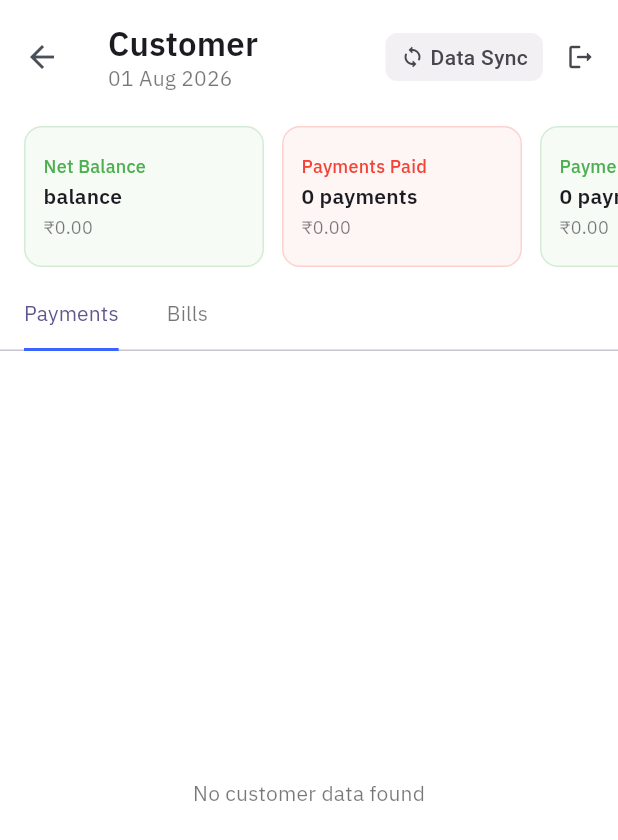
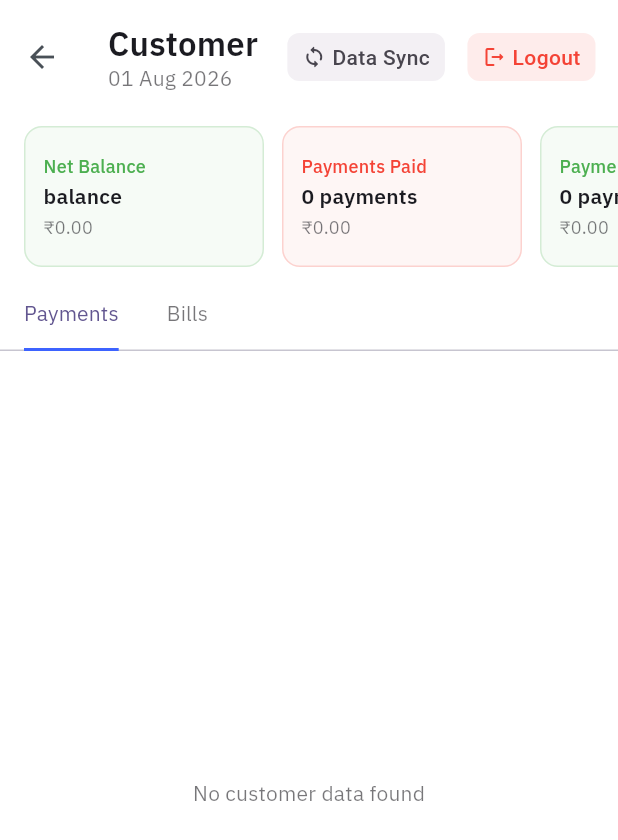
Before and after one commit to vijaykumardaha/mandyapp, a Flutter app: the _CustomerHomeScreenView screen opened directly, on a phone screen of 412 x 824 dp. Shown: the top 840 px of the screen. Run offline on Flutter 3.47's test engine with Material 3 defaults, Android fonts, the phone set to English and light mode, and no system bars; our stand-ins replace bloc, connectivity_plus, dio, equatable, flutter_bloc, flutter_contacts and 9 more; missing offline and left inert: phoenix_socket, print_bluetooth_thermal; accounts and stored records are empty; network calls fail.

Commit message:
Bug fixes for ui and customer bills

```diff
--- a/lib/models/order_model.dart
+++ b/lib/models/order_model.dart
@@ -51,17 +51,25 @@ class Order {
   }
 
   Order copyWith({
-    required int id,
+    int? id,
+    int? mandiId,
     int? customerId,
     String? orderFor,
+    int? updatedAt,
+    int? isDeleted,
+    int? syncStatus,
     List<OrderItem>? items,
   }) {
     return Order(
-      id: id,
+      id: id ?? this.id,
+      mandiId: mandiId ?? this.mandiId,
       customerId: customerId ?? this.customerId,
       orderFor: orderFor != null && orderFor.trim().toLowerCase() == 'seller'
           ? 'seller'
           : (orderFor != null ? 'buyer' : this.orderFor),
+      updatedAt: updatedAt ?? this.updatedAt,
+      isDeleted: isDeleted ?? this.isDeleted,
+      syncStatus: syncStatus ?? this.syncStatus,
       items: items ?? this.items,
     );
   }
--- a/lib/screens/customer_home_screen.dart
+++ b/lib/screens/customer_home_screen.dart
@@ -61,6 +61,10 @@ class _CustomerHomeScreenViewState extends State<_CustomerHomeScreenView>
   double _buyerBillTotal = 0;
   int _sellerBillCount = 0;
   double _sellerBillTotal = 0;
+  int _buyerDueCount = 0;
+  double _buyerDuesTotal = 0;
+  int _sellerDueCount = 0;
+  double _sellerDuesTotal = 0;
   String _userName = 'Customer';
   Customer? _customer;
 
@@ -118,15 +122,28 @@ class _CustomerHomeScreenViewState extends State<_CustomerHomeScreenView>
         _buyerBillTotal = 0;
         _sellerBillCount = 0;
         _sellerBillTotal = 0;
+        _buyerDueCount = 0;
+        _buyerDuesTotal = 0;
+        _sellerDueCount = 0;
+        _sellerDuesTotal = 0;
         for (final order in orders) {
           final financial = order.id != null ? data[order.id] : null;
           if (financial == null) continue;
+          final due = financial.grandTotal - financial.receivedAmount;
           if (order.orderFor == 'seller') {
             _sellerBillCount++;
             _sellerBillTotal += financial.grandTotal;
+            if (due > 0.01) {
+              _sellerDueCount++;
+              _sellerDuesTotal += due;
+            }
           } else {
             _buyerBillCount++;
             _buyerBillTotal += financial.grandTotal;
+            if (due > 0.01) {
+              _buyerDueCount++;
+              _buyerDuesTotal += due;
+            }
           }
         }
       });
@@ -231,10 +248,31 @@ class _CustomerHomeScreenViewState extends State<_CustomerHomeScreenView>
               onTap: () {
                 context.read<LoginBloc>().add(LogoutSubmit());
               },
-              child: Icon(
-                Icons.logout_rounded,
-                size: 20,
-                color: theme.colorScheme.onSurfaceVariant,
+              child: Container(
+                padding:
+                    const EdgeInsets.symmetric(horizontal: 10, vertical: 6),
+                decoration: BoxDecoration(
+                  color: Colors.red.withValues(alpha: 0.1),
+                  borderRadius: BorderRadius.circular(8),
+                ),
+                child: Row(
+                  mainAxisSize: MainAxisSize.min,
+                  children: [
+                    const Icon(
+                      Icons.logout_rounded,
+                      size: 16,
+                      color: Colors.red,
+                    ),
+                    const SizedBox(width: 4),
+                    Text(
+                      'Logout',
+                      style: theme.textTheme.bodySmall?.copyWith(
+                        color: Colors.red,
+                        fontWeight: FontWeight.w500,
+                      ),
+                    ),
+                  ],
+                ),
               ),
             ),
           ),
@@ -445,6 +483,26 @@ class _CustomerHomeScreenViewState extends State<_CustomerHomeScreenView>
                             color: Colors.teal,
                           ),
                         ),
+                        MySpacing.width(12),
+                        SizedBox(
+                          width: 160,
+                          child: CustomerSummaryCard(
+                            label: 'Buyer Dues',
+                            count: '$_buyerDueCount bills',
+                            amount: _currencyFormat.format(_buyerDuesTotal),
+                            color: Colors.red,
+                          ),
+                        ),
+                        MySpacing.width(12),
+                        SizedBox(
+                          width: 160,
+                          child: CustomerSummaryCard(
+                            label: 'Seller Dues',
+                            count: '$_sellerDueCount bills',
+                            amount: _currencyFormat.format(_sellerDuesTotal),
+                            color: Colors.green,
+                          ),
+                        ),
                       ],
               ),
             );
@@ -556,34 +614,38 @@ class _CustomerHomeScreenViewState extends State<_CustomerHomeScreenView>
                       child: Column(
                         crossAxisAlignment: CrossAxisAlignment.start,
                         children: [
-                          Row(
-                            children: [
-                              Expanded(
-                                child: MyText.bodyMedium(
-                                  payment.note,
-                                  fontWeight: 600,
-                                  maxLines: 1,
-                                  overflow: TextOverflow.ellipsis,
-                                ),
-                              ),
-                              const SizedBox(width: 8),
-                              MyText.bodyMedium(
-                                '${isReceived ? "+" : "-"}${_currencyFormat.format(payment.amount)}',
-                                fontWeight: 600,
-                                color: isReceived ? Colors.green : Colors.red,
-                              ),
-                            ],
+                          MyText.bodyMedium(
+                            payment.note,
+                            fontWeight: 600,
+                            maxLines: 1,
+                            overflow: TextOverflow.ellipsis,
                           ),
                           const SizedBox(height: 4),
                           MyText.bodySmall(
                             '${payment.source} · ${_dateTimeFormat.format(paymentDate)}',
                             color: theme.colorScheme.onSurface
-                                .withValues(alpha: 0.4),
+                                .withValues(alpha: 0.5),
                             maxLines: 1,
                             overflow: TextOverflow.ellipsis,
                           ),
                         ],
                       ),
+                    ),
+                    Column(
+                      crossAxisAlignment: CrossAxisAlignment.end,
+                      children: [
+                        MyText.bodyMedium(
+                          '${isReceived ? "+" : "-"}${_currencyFormat.format(payment.amount)}',
+                          fontWeight: 600,
+                          color: isReceived ? Colors.green : Colors.red,
+                        ),
+                        const SizedBox(height: 2),
+                        MyText.bodySmall(
+                          isReceived ? 'Received' : 'Paid',
+                          fontWeight: 500,
+                          color: isReceived ? Colors.green : Colors.red,
+                        ),
+                      ],
                     ),
                   ],
                 ),
```
Also changed, not shown: lib/screens/bills_screen.dart (+31 -10 lines), lib/widgets/customer_bills/bill_card.dart (+19 -13 lines), lib/widgets/reports/customer_ledger_report.dart (+17 -14 lines).
